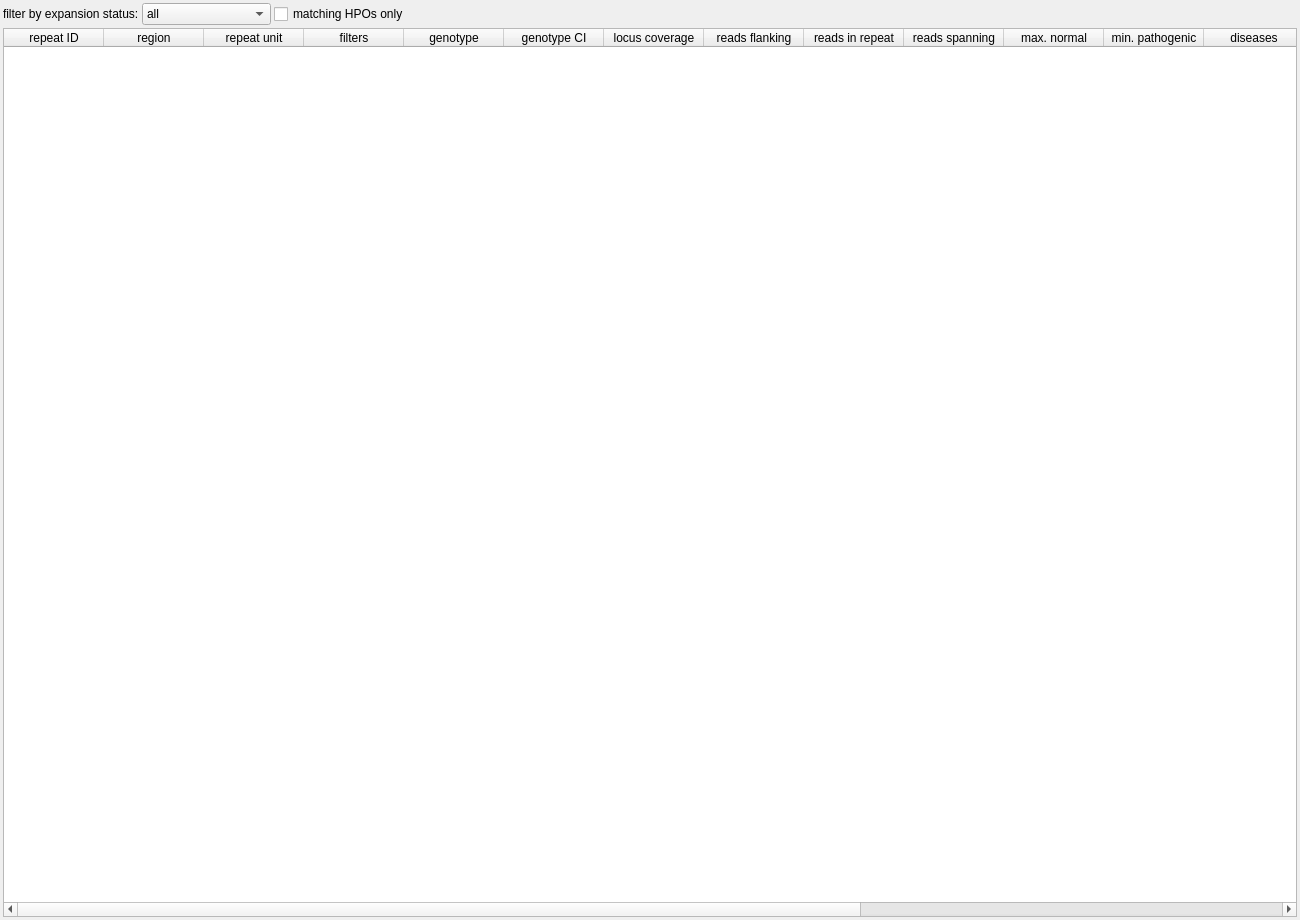
Above: src/GSvar/RepeatExpansionWidget.ui from imgag/ngs-bits before the change. Below: the same form after it.
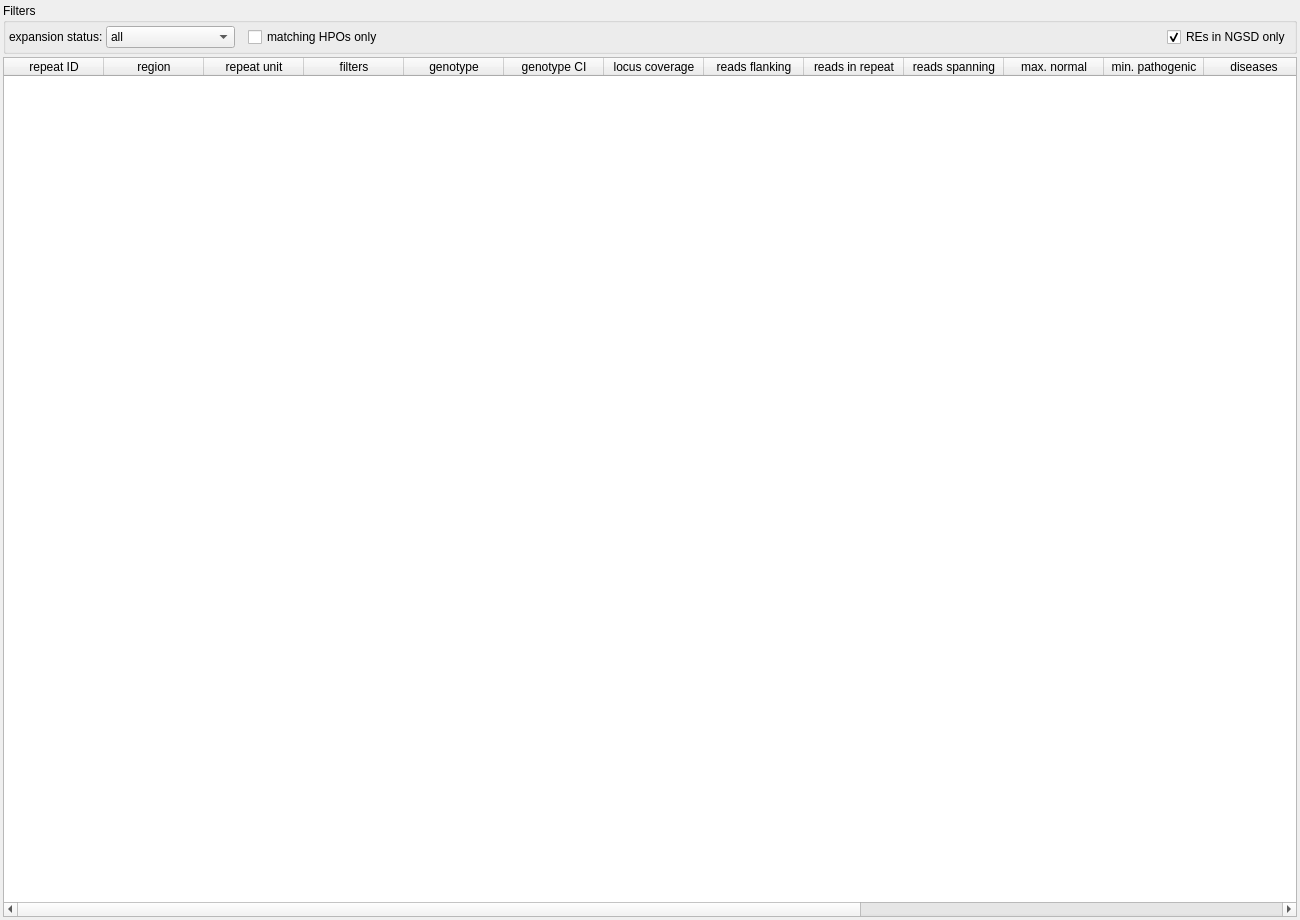
That is the form after the change.

Diff of the .ui file:
```diff
--- a/src/GSvar/RepeatExpansionWidget.ui
+++ b/src/GSvar/RepeatExpansionWidget.ui
@@ -42,11 +42,33 @@
     <number>3</number>
    </property>
    <item>
-    <layout class="QHBoxLayout" name="horizontalLayout">
+    <widget class="QGroupBox" name="groupBox">
+     <property name="title">
+      <string>Filters</string>
+     </property>
+     <property name="flat">
+      <bool>true</bool>
+     </property>
+     <layout class="QHBoxLayout" name="horizontalLayout_2">
+      <property name="spacing">
+       <number>3</number>
+      </property>
+      <property name="leftMargin">
+       <number>3</number>
+      </property>
+      <property name="topMargin">
+       <number>3</number>
+      </property>
+      <property name="rightMargin">
+       <number>3</number>
+      </property>
+      <property name="bottomMargin">
+       <number>3</number>
+      </property>
      <item>
       <widget class="QLabel" name="label">
        <property name="text">
-        <string>filter by expansion status:</string>
+         <string>expansion status:</string>
        </property>
       </widget>
      </item>
@@ -74,6 +96,22 @@
        </item>
       </widget>
      </item>
+      <item>
+       <spacer name="horizontalSpacer_2">
+        <property name="orientation">
+         <enum>Qt::Horizontal</enum>
+        </property>
+        <property name="sizeType">
+         <enum>QSizePolicy::Fixed</enum>
+        </property>
+        <property name="sizeHint" stdset="0">
+         <size>
+          <width>10</width>
+          <height>10</height>
+         </size>
+        </property>
+       </spacer>
+      </item>
      <item>
       <widget class="QCheckBox" name="filter_hpo">
        <property name="text">
@@ -94,7 +132,18 @@
        </property>
       </spacer>
      </item>
-    </layout>
+      <item>
+       <widget class="QCheckBox" name="filter_ngsd">
+        <property name="text">
+         <string>REs in NGSD only</string>
+        </property>
+        <property name="checked">
+         <bool>true</bool>
+        </property>
+       </widget>
+      </item>
+     </layout>
+    </widget>
    </item>
    <item>
     <widget class="QTableWidget" name="repeat_expansions">
```
Left out of the diff: 5 changed lines with no effect on the pictures. Lines whose indentation alone changed are shown as unchanged.
